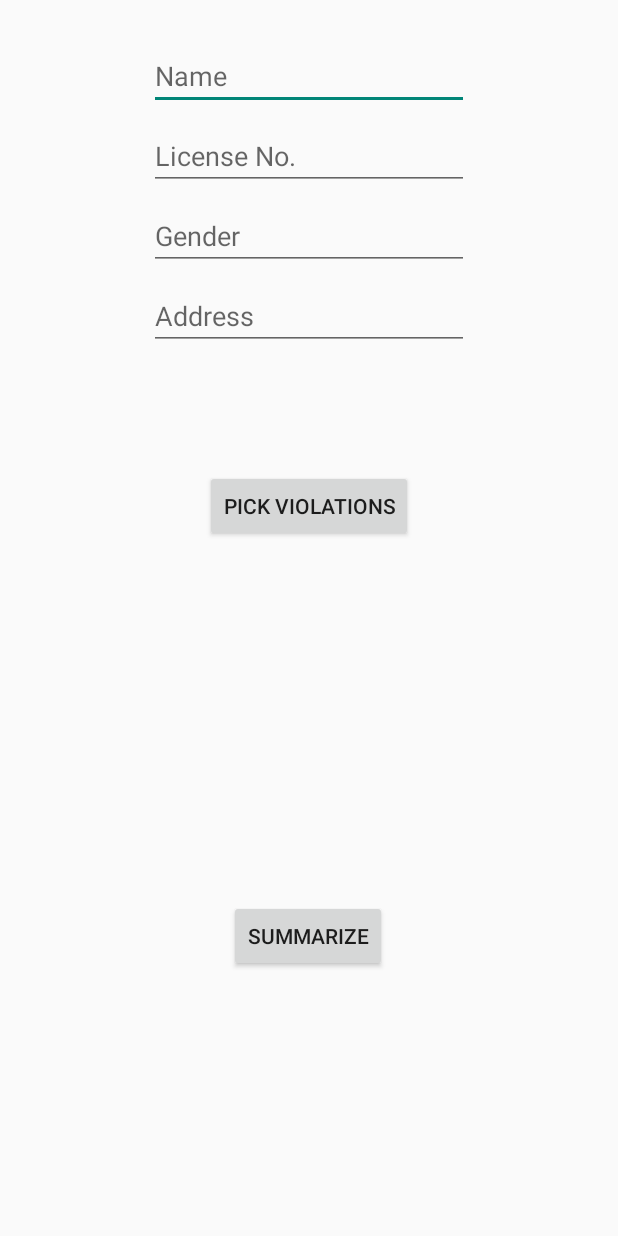
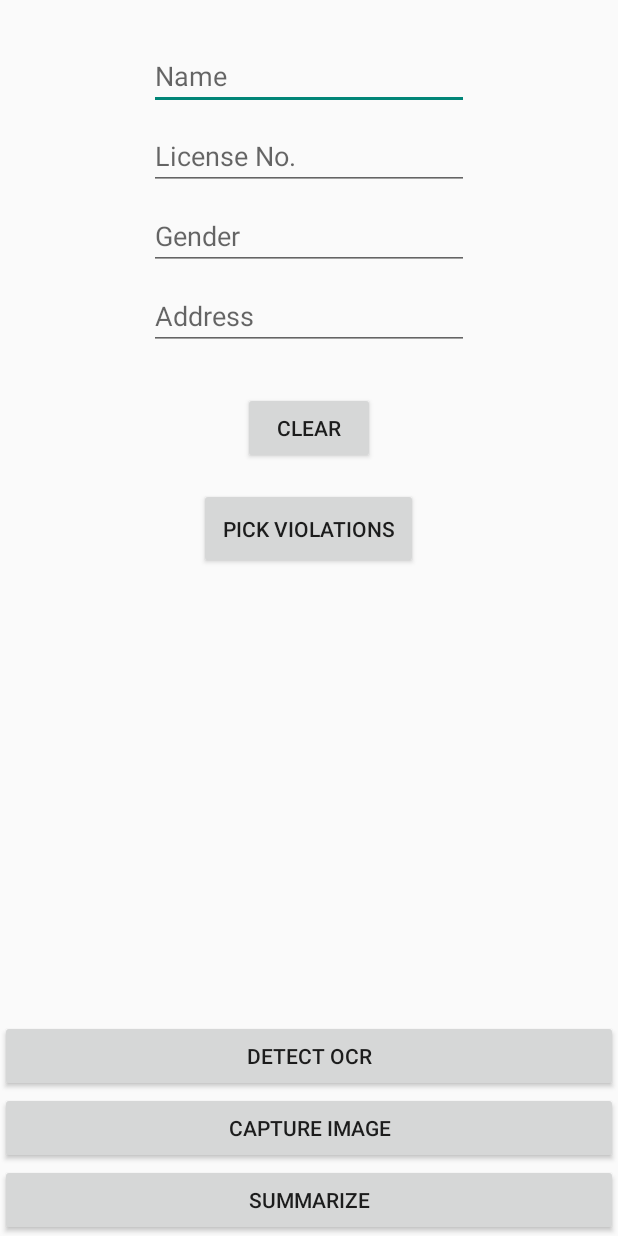
Before and after one commit to affytfacundo/thesis2, an Android app: the layout activity_driver_details.xml on its own in the app's theme, with its tools: preview values and no code run, on a phone screen of 412 x 824 dp. Run offline under Robolectric (Android 15) with nearby library versions, the phone set to English and light mode, and no system bars.

Commit message:
OCR working transferred to main app. Few ui changes. Action bar changes

```diff
--- a/app/build.gradle
+++ b/app/build.gradle
@@ -45,7 +45,7 @@ dependencies {
     implementation 'com.google.firebase:firebase-auth:19.2.0'
     implementation 'com.firebaseui:firebase-ui-auth:4.2.0'
 
-    implementation 'com.google.firebase:firebase-ml-vision:24.0.1'
+    implementation 'com.google.firebase:firebase-ml-vision:24.0.0'
 
     implementation 'com.wonderkiln:camerakit:0.13.1'
 
--- a/app/src/main/AndroidManifest.xml
+++ b/app/src/main/AndroidManifest.xml
@@ -22,9 +22,9 @@
         android:label="@string/app_name"
         android:roundIcon="@mipmap/ic_launcher_round"
         android:supportsRtl="true"
-        android:theme="@style/Theme.AppCompat.Light">
+        android:theme="@style/Theme.AppCompat.Light.DarkActionBar">
         <activity android:name=".Login"></activity>
-        <activity android:name=".ticket" />
+       <!-- <activity android:name=".ticket" />-->
         <activity android:name=".PedestrianSummary" />
         <activity android:name=".PedestrianDetails" />
         <activity android:name=".DriverSummary" />
--- a/app/src/main/java/com/example/myapplication/Views.java
+++ b/app/src/main/java/com/example/myapplication/Views.java
@@ -65,7 +65,7 @@ public class Views extends AppCompatActivity {
     }
 
     private void goScanner(){
-        Intent intent4 = new Intent(Views.this, ticket.class);
-        startActivity(intent4);
+       // Intent intent4 = new Intent(Views.this, ticket.class);
+      //  startActivity(intent4);
     }
 }
--- a/app/src/main/res/layout/activity_driver_details.xml
+++ b/app/src/main/res/layout/activity_driver_details.xml
@@ -5,6 +5,60 @@
     android:layout_width="match_parent"
     android:layout_height="match_parent"
     tools:context=".DriverDetails">
+
+    <ImageView
+        android:id="@+id/image_view2"
+        android:layout_width="596dp"
+        android:layout_height="364dp"
+        android:layout_marginStart="248dp"
+        android:layout_marginLeft="248dp"
+        android:src="@drawable/ic_placeholder"
+        android:visibility="invisible"
+        app:layout_constraintBottom_toBottomOf="parent"
+        app:layout_constraintStart_toStartOf="parent" />
+
+    <Button
+        android:id="@+id/detect_textBtn"
+        android:layout_width="0dp"
+        android:layout_height="wrap_content"
+        android:onClick="summarize"
+        android:text="DETECT OCR"
+        app:layout_constraintBottom_toTopOf="@+id/captureImgBtn"
+        app:layout_constraintEnd_toEndOf="parent"
+        app:layout_constraintStart_toStartOf="parent" />
+
+    <Button
+        android:id="@+id/uploadBtn"
+        android:layout_width="0dp"
+        android:layout_height="wrap_content"
+        android:onClick="summarize"
+        android:text="SUMMARIZE"
+        app:layout_constraintBottom_toBottomOf="parent"
+        app:layout_constraintEnd_toEndOf="parent"
+        app:layout_constraintStart_toStartOf="parent" />
+
+    <Button
+        android:id="@+id/violationsBtn"
+        android:layout_width="146dp"
+        android:layout_height="54dp"
+        android:layout_marginTop="16dp"
+        android:text="PICK VIOLATIONS"
+        app:layout_constraintBottom_toTopOf="@+id/detect_textBtn"
+        app:layout_constraintEnd_toEndOf="parent"
+        app:layout_constraintHorizontal_bias="0.498"
+        app:layout_constraintStart_toStartOf="parent"
+        app:layout_constraintTop_toBottomOf="@+id/resetFieldsBtn"
+        app:layout_constraintVertical_bias="0.0" />
+
+    <Button
+        android:id="@+id/captureImgBtn"
+        android:layout_width="0dp"
+        android:layout_height="wrap_content"
+        android:onClick="summarize"
+        android:text="CAPTURE IMAGE"
+        app:layout_constraintBottom_toTopOf="@+id/uploadBtn"
+        app:layout_constraintEnd_toEndOf="parent"
+        app:layout_constraintStart_toStartOf="parent" />
 
     <EditText
         android:id="@+id/timeText"
@@ -86,24 +140,6 @@
         app:layout_constraintTop_toBottomOf="@+id/gendertxt"
         app:layout_constraintVertical_bias="0.0" />
 
-    <Button
-        android:id="@+id/uploadBtn"
-        android:layout_width="wrap_content"
-        android:layout_height="wrap_content"
-        android:layout_marginStart="8dp"
-        android:layout_marginLeft="8dp"
-        android:layout_marginEnd="8dp"
-        android:layout_marginRight="8dp"
-        android:layout_marginBottom="176dp"
-        android:onClick="summarize"
-        android:text="SUMMARIZE"
-        app:layout_constraintBottom_toBottomOf="parent"
-        app:layout_constraintEnd_toEndOf="parent"
-        app:layout_constraintHorizontal_bias="0.498"
-        app:layout_constraintStart_toStartOf="parent"
-        app:layout_constraintTop_toBottomOf="@+id/violationsBtn"
-        app:layout_constraintVertical_bias="1.0" />
-
     <EditText
         android:id="@+id/latitudeText"
         android:layout_width="wrap_content"
@@ -138,16 +174,6 @@
         app:layout_constraintStart_toStartOf="parent"
         app:layout_constraintTop_toBottomOf="@+id/latitudeText" />
 
-    <Button
-        android:id="@+id/violationsBtn"
-        android:layout_width="wrap_content"
-        android:layout_height="wrap_content"
-        android:layout_marginTop="80dp"
-        android:text="PICK VIOLATIONS"
-        app:layout_constraintEnd_toEndOf="parent"
-        app:layout_constraintStart_toStartOf="parent"
-        app:layout_constraintTop_toBottomOf="@+id/longitudeText" />
-
     <EditText
         android:id="@+id/violationsHide"
         android:layout_width="wrap_content"
@@ -160,4 +186,23 @@
         app:layout_constraintEnd_toEndOf="parent"
         app:layout_constraintStart_toStartOf="parent" />
 
+    <TextView
+        android:id="@+id/txt_display"
+        android:layout_width="wrap_content"
+        android:layout_height="wrap_content"
+        android:text="TextView"
+        android:visibility="invisible"
+        app:layout_constraintStart_toStartOf="parent"
+        app:layout_constraintTop_toTopOf="parent" />
+
+    <Button
+        android:id="@+id/resetFieldsBtn"
+        android:layout_width="wrap_content"
+        android:layout_height="wrap_content"
+        android:layout_marginTop="28dp"
+        android:text="CLEAR"
+        app:layout_constraintEnd_toEndOf="parent"
+        app:layout_constraintStart_toStartOf="parent"
+        app:layout_constraintTop_toBottomOf="@+id/addresstxt" />
+
 </androidx.constraintlayout.widget.ConstraintLayout>
--- a/app/src/main/res/values/colors.xml
+++ b/app/src/main/res/values/colors.xml
@@ -1,6 +1,8 @@
 <?xml version="1.0" encoding="utf-8"?>
 <resources>
-    <color name="colorPrimary">#008577</color>
+
+    <color name="colorPrimary">#3DA3FF</color>
     <color name="colorPrimaryDark">#00574B</color>
     <color name="colorAccent">#D81B60</color>
+    <color name="title_color">#FFFFFF</color>
 </resources>
--- a/app/src/main/res/values/strings.xml
+++ b/app/src/main/res/values/strings.xml
@@ -1,5 +1,5 @@
 <resources>
-    <string name="app_name">My Application</string>
+    <string name="app_name">CTTMO eCitation Ticket System</string>
     <string name="areacode">+63</string>
 
     <string-array name="violations">
```
Also changed, not shown: app/src/main/java/com/example/myapplication/BaseActivity.java (+8 -2 lines), app/src/main/java/com/example/myapplication/DriverDetails.java (+225 -10 lines), app/src/main/java/com/example/myapplication/ticket.java (+81 -48 lines), app/src/main/res/layout/activity_ticket.xml (+5 -15 lines), app/src/main/res/values/styles.xml (+7 -1 lines).
